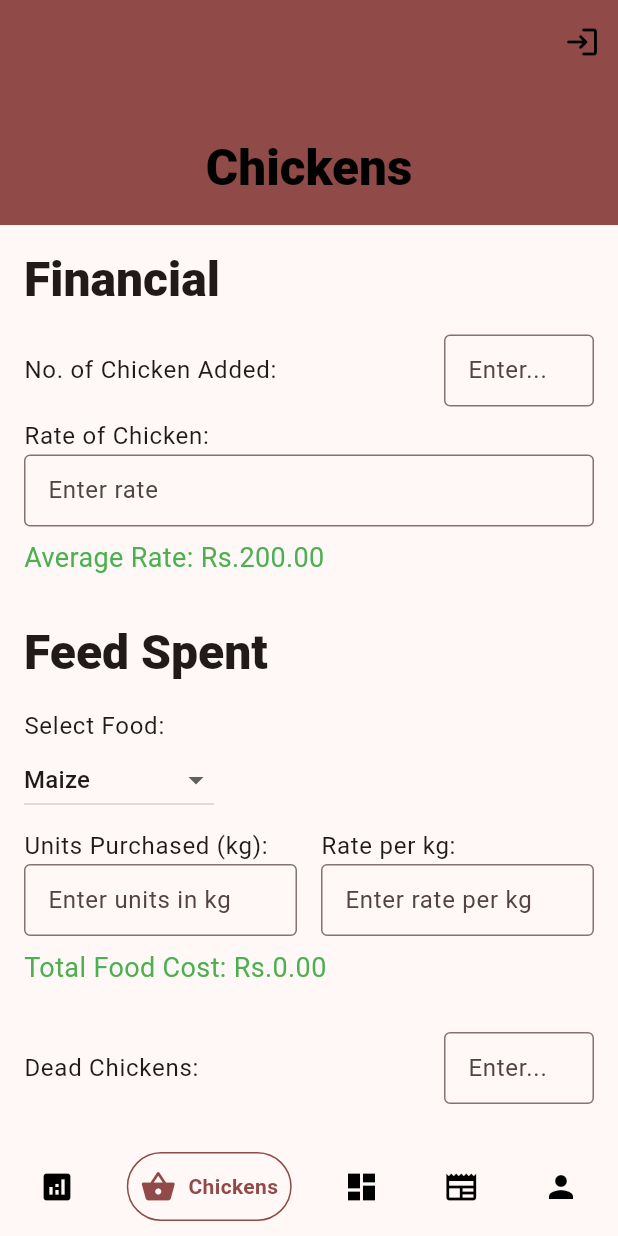
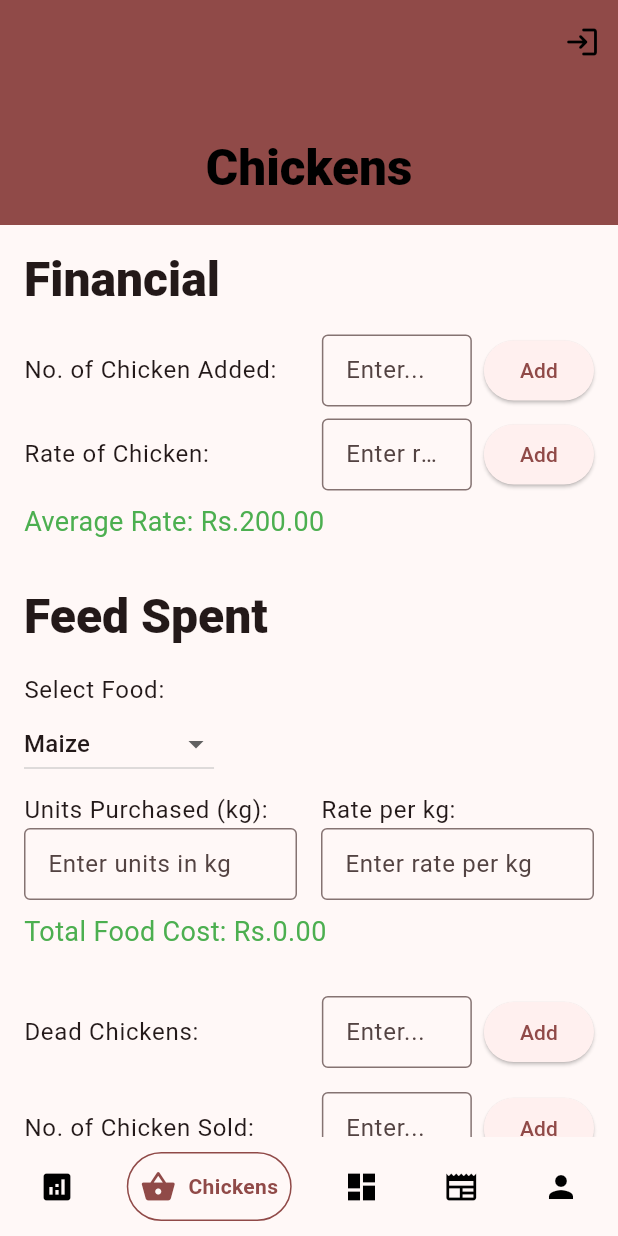
Before and after one commit to NabinPaudel001/KukhuriKaa, a Flutter app: the screen it shows once a user with an empty profile is signed in, item 2 of the bottom bar chosen, on a phone screen of 412 x 824 dp. Run offline on Flutter 3.47's test engine with Material 3 defaults, Android fonts, the phone set to English and light mode, and no system bars; drawn by our look-alikes of google_nav_bar; our stand-ins replace dashed_circular_progress_bar, firebase_auth, firebase_core, firebase_database, fl_chart; missing offline and left inert: dart:ffi; accounts and stored records are empty.

Commit message:
revised app

```diff
--- a/lib/pages/chickens_page.dart
+++ b/lib/pages/chickens_page.dart
@@ -8,18 +8,18 @@ class ChickenManagementPage extends StatefulWidget {
 }
 
 class _ChickenManagementPageState extends State<ChickenManagementPage> {
-  int chickenAdded = 0; // Default value for number of chickens added
-  double chickenRate = 200.0; // Default rate of chicken
-  double averageRate = 200.0; // Example average rate
-  List<Map<String, dynamic>> feedList = []; // List to store feed details
-  String selectedFood = 'Maize'; // Default food selection
-  double foodRate = 10.0; // Default food rate
-  double foodUnits = 0.0; // Default units purchased (kg)
-  double totalFoodCost = 0.0; // Default total food cost
-  int deadChickens = 0; // Default number of dead chickens
+  int chickenAdded = 0;
+  double chickenRate = 200.0;
+  double averageRate = 200.0;
+  List<Map<String, dynamic>> feedList = [];
+  String selectedFood = 'Maize';
+  double foodRate = 10.0;
+  double foodUnits = 0.0;
+  double totalFoodCost = 0.0;
+  int deadChickens = 0;
   double totalCost = 0.0;
-  double sellRate = 250.0; // Example sell rate
-  int chickensSold = 5; // Example number of chickens sold
+  double sellRate = 250.0;
+  int chickensSold = 18;
 
   final List<String> foodItems = [
     'Maize',
@@ -41,7 +41,6 @@ class _ChickenManagementPageState extends State<ChickenManagementPage> {
         child: Column(
           crossAxisAlignment: CrossAxisAlignment.start,
           children: [
-            // Financial Section
             Text(
               'Financial',
               style: Theme.of(context).textTheme.titleLarge!.copyWith(
@@ -54,8 +53,10 @@ class _ChickenManagementPageState extends State<ChickenManagementPage> {
             Row(
               mainAxisAlignment: MainAxisAlignment.spaceBetween,
               children: [
-                Text('No. of Chicken Added:',
+                Text('No. of Chicken Added: ',
                     style: Theme.of(context).textTheme.bodyLarge),
+                Row(
+                  children: [
                     SizedBox(
                       width: 100,
                       child: TextField(
@@ -73,25 +74,59 @@ class _ChickenManagementPageState extends State<ChickenManagementPage> {
                         ),
                       ),
                     ),
+                    SizedBox(width: 8),
+                    ElevatedButton(
+                      onPressed: () {
+                        setState(() {
+                          chickenAdded++;
+                        });
+                      },
+                      child: Text('Add'),
+                    ),
+                  ],
+                ),
               ],
             ),
             const SizedBox(height: 8),
             // Rate of Chicken
+            Row(
+              mainAxisAlignment: MainAxisAlignment.spaceBetween,
+              children: [
                 Text('Rate of Chicken:',
                     style: Theme.of(context).textTheme.bodyLarge),
-            TextField(
+                Row(
+                  children: [
+                    SizedBox(
+                      width: 100,
+                      child: TextField(
                         keyboardType: TextInputType.number,
                         onChanged: (value) {
                           setState(() {
                             chickenRate = double.tryParse(value) ?? 0.0;
-                  averageRate = (chickenRate * chickenAdded) / chickenAdded;
+                            averageRate = (chickenRate * chickenAdded) /
+                                (chickenAdded > 0 ? chickenAdded : 1);
                           });
                         },
                         decoration: InputDecoration(
                           hintText: 'Enter rate',
                           border: OutlineInputBorder(),
-                contentPadding: const EdgeInsets.symmetric(horizontal: 12),
+                          contentPadding:
+                              const EdgeInsets.symmetric(horizontal: 12),
                         ),
+                      ),
+                    ),
+                    SizedBox(width: 8),
+                    ElevatedButton(
+                      onPressed: () {
+                        setState(() {
+                          chickenRate++;
+                        });
+                      },
+                      child: Text('Add'),
+                    ),
+                  ],
+                ),
+              ],
             ),
             const SizedBox(height: 8),
             // Average Rate
@@ -105,7 +140,6 @@ class _ChickenManagementPageState extends State<ChickenManagementPage> {
 
             const SizedBox(height: 30),
 
-            // Feed Spent Section
             Text(
               'Feed Spent',
               style: Theme.of(context).textTheme.titleLarge!.copyWith(
@@ -114,14 +148,12 @@ class _ChickenManagementPageState extends State<ChickenManagementPage> {
                   ),
             ),
             const SizedBox(height: 16),
-            // Dropdown for Food Selection
             Text('Select Food:', style: Theme.of(context).textTheme.bodyLarge),
             DropdownButton<String>(
               value: selectedFood,
               onChanged: (String? newValue) {
                 setState(() {
                   selectedFood = newValue!;
-                  // Update the rate based on the selected food
                   foodRate = _getFoodRate(selectedFood);
                   totalFoodCost = foodRate * foodUnits;
                 });
@@ -134,8 +166,6 @@ class _ChickenManagementPageState extends State<ChickenManagementPage> {
               }).toList(),
             ),
             const SizedBox(height: 8),
-
-            // Row to equally divide the space for "Units Purchased" and "Rate per kg"
             Row(
               children: [
                 Expanded(
@@ -190,7 +220,6 @@ class _ChickenManagementPageState extends State<ChickenManagementPage> {
               ],
             ),
             const SizedBox(height: 8),
-            // Display Total Food Cost
             Text(
               'Total Food Cost: Rs.${totalFoodCost.toStringAsFixed(2)}',
               style: Theme.of(context)
@@ -201,12 +230,13 @@ class _ChickenManagementPageState extends State<ChickenManagementPage> {
 
             const SizedBox(height: 30),
 
-            // Dead Chickens Field on the same Row
             Row(
               mainAxisAlignment: MainAxisAlignment.spaceBetween,
               children: [
                 Text('Dead Chickens:',
                     style: Theme.of(context).textTheme.bodyLarge),
+                Row(
+                  children: [
                     SizedBox(
                       width: 100,
                       child: TextField(
@@ -224,45 +254,83 @@ class _ChickenManagementPageState extends State<ChickenManagementPage> {
                         ),
                       ),
                     ),
+                    SizedBox(width: 8),
+                    ElevatedButton(
+                      onPressed: () {
+                        setState(() {
+                          deadChickens++;
+                        });
+                      },
+                      child: Text('Add'),
+                    ),
+                  ],
+                ),
+              ],
+            ),
+            const SizedBox(height: 16),
+            Row(
+              mainAxisAlignment: MainAxisAlignment.spaceBetween,
+              children: [
+                Text(
+                  'No. of Chicken Sold:',
+                  style: Theme.of(context).textTheme.bodyLarge,
+                ),
+                Row(
+                  children: [
+                    SizedBox(
+                      width: 100,
+                      child: TextField(
+                        keyboardType: TextInputType.number,
+                        onChanged: (value) {
+                          setState(() {
+                            chickensSold = int.tryParse(value) ?? 0;
+                          });
+                        },
+                        decoration: InputDecoration(
+                          hintText: 'Enter...',
+                          border: OutlineInputBorder(),
+                          contentPadding:
+                              const EdgeInsets.symmetric(horizontal: 12),
+                        ),
+                      ),
+                    ),
+                    SizedBox(width: 8),
+                    ElevatedButton(
+                      onPressed: () {
+                        setState(() {
+                          chickensSold++;
+                        });
+                      },
+                      child: Text('Add'),
+                    ),
+                  ],
+                ),
               ],
             ),
 
             const SizedBox(height: 30),
 
-            // Total Cost Section
             Text(
               'Total Cost: Rs.${(totalFoodCost + (chickenRate * chickenAdded)).toStringAsFixed(2)}',
               style: Theme.of(context).textTheme.bodyMedium!.copyWith(
                     color: Colors.red,
-                    fontSize: 18,
+                    fontSize: 22,
+                    fontWeight: FontWeight.w600,
                   ),
             ),
 
             const SizedBox(height: 16),
 
-            // Sell Rate Section
             Text(
               'Sell Rate: Rs.${sellRate.toStringAsFixed(2)}',
               style: Theme.of(context)
                   .textTheme
                   .bodyMedium!
-                  .copyWith(fontSize: 18),
+                  .copyWith(fontSize: 22, fontWeight: FontWeight.w600),
             ),
 
             const SizedBox(height: 8),
 
-            // No. of Chicken Sold
-            Text(
-              'No. of Chicken Sold: $chickensSold',
-              style: Theme.of(context)
-                  .textTheme
-                  .bodyMedium!
-                  .copyWith(fontSize: 18),
-            ),
-
-            const SizedBox(height: 16),
-
-            // Profit and Loss Section
             Text(
               'Profit and Loss: Rs.${(sellRate * chickensSold - (totalFoodCost + (chickenRate * chickenAdded))).toStringAsFixed(2)}',
               style: Theme.of(context).textTheme.bodyMedium!.copyWith(
@@ -272,7 +340,8 @@ class _ChickenManagementPageState extends State<ChickenManagementPage> {
                             0
                         ? Colors.green
                         : Colors.red,
-                    fontSize: 18,
+                    fontSize: 22,
+                    fontWeight: FontWeight.w600,
                   ),
             ),
           ],
@@ -281,7 +350,6 @@ class _ChickenManagementPageState extends State<ChickenManagementPage> {
     );
   }
 
-  // Helper function to get the rate for the selected food
   double _getFoodRate(String food) {
     switch (food) {
       case 'Maize':
--- a/pubspec.yaml
+++ b/pubspec.yaml
@@ -21,6 +21,8 @@ dependencies:
   firebase_database: ^11.2.0
   cloud_firestore: ^5.5.1
   web_socket_channel: ^3.0.1
+  http: ^1.2.2
+  url_launcher: ^6.3.1
 
 dev_dependencies:
   flutter_test:
@@ -29,3 +31,6 @@ dev_dependencies:
 
 flutter:
   uses-material-design: true
+  assets:
+    - assets/data.json
+    - assets/images
```
Also changed, not shown: Assets/data.json (added, +102 -0 lines), lib/components/dashboard_content.dart (+7 -7 lines), lib/pages/news_page.dart (+55 -17 lines), pubspec.lock, 7 other files. Lines whose indentation alone changed are shown as unchanged.
